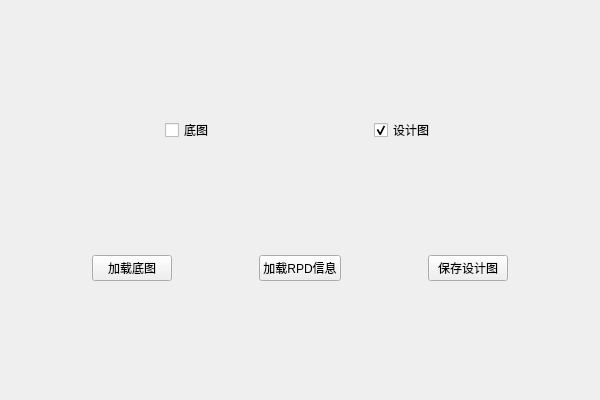
Qt form RpdDesign/RpdDesign.ui (shengjie-lin/RPD-Design) before a commit.
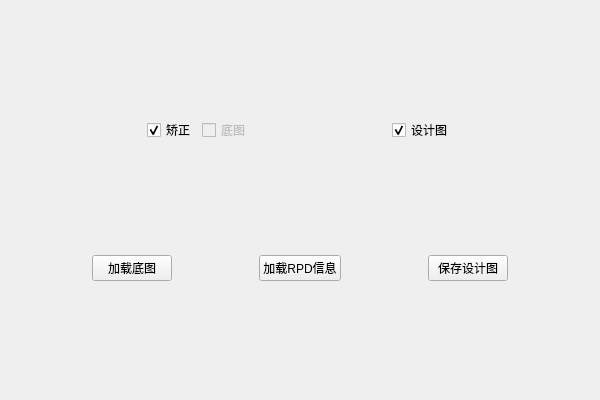
The same form after that commit.

What changed in the file:
```diff
--- a/RpdDesign/RpdDesign.ui
+++ b/RpdDesign/RpdDesign.ui
@@ -29,8 +29,21 @@
        </property>
       </spacer>
      </item>
+     <item>
+      <widget class="QCheckBox" name="remedyCheckBox">
+       <property name="text">
+        <string>矫正</string>
+       </property>
+       <property name="checked">
+        <bool>true</bool>
+       </property>
+      </widget>
+     </item>
      <item>
       <widget class="QCheckBox" name="baseCheckBox">
+       <property name="enabled">
+        <bool>false</bool>
+       </property>
        <property name="text">
         <string>底图</string>
        </property>
```
Left out of the diff: 6 changed lines with no effect on the pictures.
